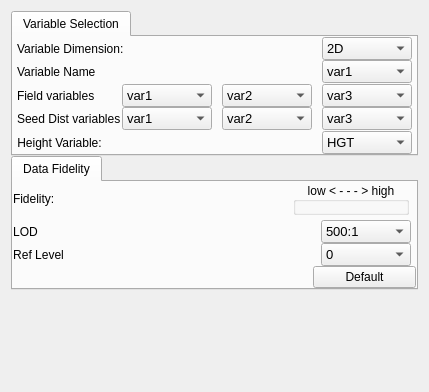
Above: apps/vaporgui/VariablesWidgetGUI.ui from StasJ/vapor-formatted before the change. Below: the same form after it.
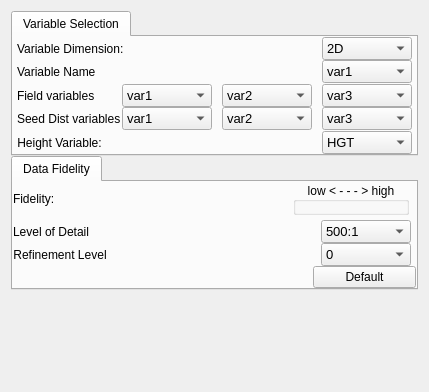
That is the form after the change.

```diff
--- a/apps/vaporgui/VariablesWidgetGUI.ui
+++ b/apps/vaporgui/VariablesWidgetGUI.ui
@@ -809,7 +809,7 @@
                 <string>Select the compression level of the current isoline/contour plane</string>
                </property>
                <property name="text">
-                <string>LOD</string>
+                <string>Level of Detail</string>
                </property>
                <property name="alignment">
                 <set>Qt::AlignCenter</set>
@@ -901,7 +901,7 @@
                 <string>Select the refinement level (resolution) of the current isoline/contour plane</string>
                </property>
                <property name="text">
-                <string>Ref Level</string>
+                <string>Refinement Level</string>
                </property>
                <property name="alignment">
                 <set>Qt::AlignCenter</set>
```
Left out of the diff: 10 changed lines with no effect on the pictures.
